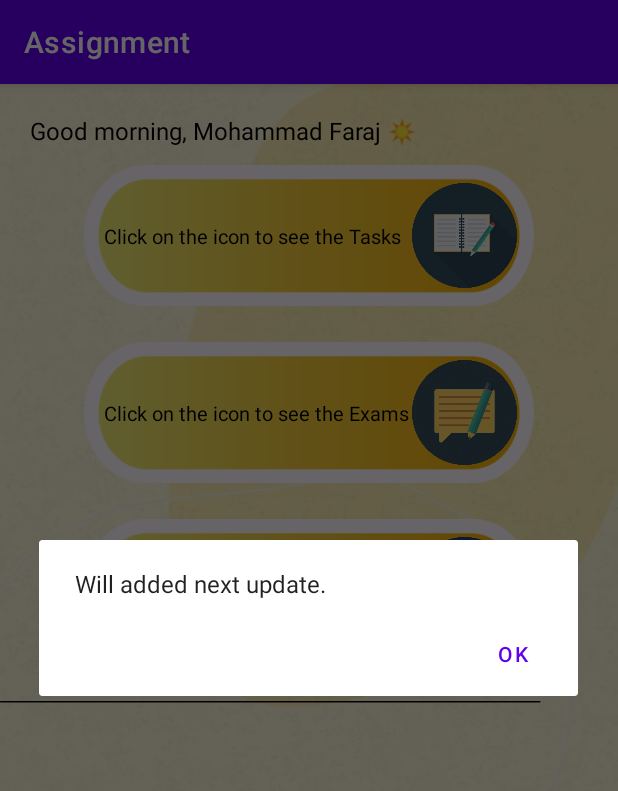
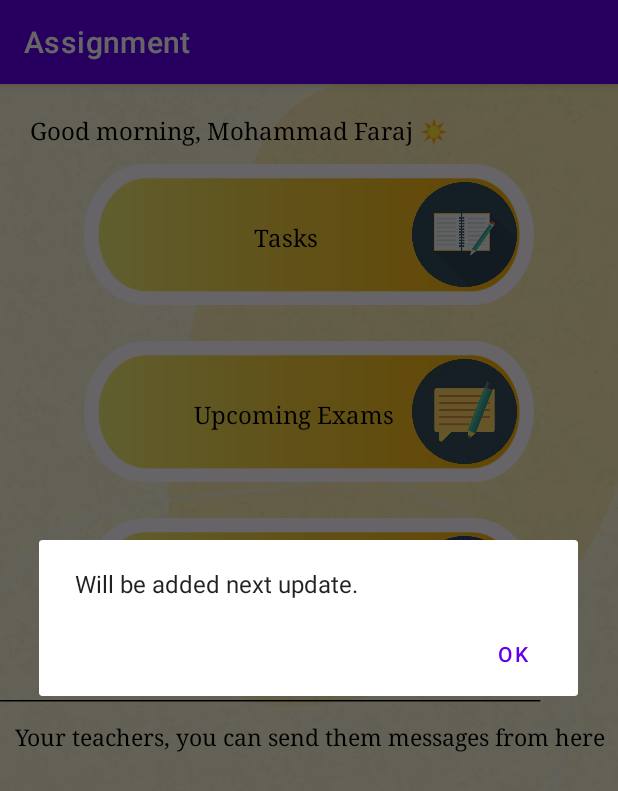
Before and after one commit to MohammadF2/assignmentFix, an Android app: the screen it shows after launch (MainActivity), after a tap on "FirstImageDiscription", on a phone screen of 412 x 824 dp. Shown: the top 791 px of the screen. Run offline under Robolectric (Android 15) with nearby library versions, the phone set to English and light mode, and no system bars.

Commit message:
Updated the Buttons

```diff
--- a/app/src/main/java/xyz/mohammadf/assignmentfix/MainActivity.java
+++ b/app/src/main/java/xyz/mohammadf/assignmentfix/MainActivity.java
@@ -42,7 +42,7 @@ public class MainActivity extends AppCompatActivity {
     public void billClick(View view) {
 
         AlertDialog.Builder builder1 = new AlertDialog.Builder(this);
-        builder1.setMessage("Will added next update.");
+        builder1.setMessage("Will be added next update.");
         builder1.setCancelable(true);
 
         builder1.setPositiveButton(
@@ -61,7 +61,7 @@ public class MainActivity extends AppCompatActivity {
     public void taskClick(View view) {
 
         AlertDialog.Builder builder1 = new AlertDialog.Builder(this);
-        builder1.setMessage("Will added next update.");
+        builder1.setMessage("Will be added next update.");
         builder1.setCancelable(true);
 
         builder1.setPositiveButton(
@@ -81,7 +81,7 @@ public class MainActivity extends AppCompatActivity {
     public void examClick(View view) {
 
         AlertDialog.Builder builder1 = new AlertDialog.Builder(this);
-        builder1.setMessage("Will added next update.");
+        builder1.setMessage("Will be added next update.");
         builder1.setCancelable(true);
 
         builder1.setPositiveButton(
@@ -100,7 +100,7 @@ public class MainActivity extends AppCompatActivity {
     public void gradesClick(View view) {
 
         AlertDialog.Builder builder1 = new AlertDialog.Builder(this);
-        builder1.setMessage("Will added next update.");
+        builder1.setMessage("Will be added next update.");
         builder1.setCancelable(true);
 
         builder1.setPositiveButton(
--- a/app/src/main/res/layout/activity_main.xml
+++ b/app/src/main/res/layout/activity_main.xml
@@ -19,6 +19,7 @@
             android:id="@+id/greetingText"
             style="@style/Main"
             android:layout_width="wrap_content"
+            android:fontFamily="serif"
             android:paddingStart="20dp"
             android:paddingTop="20dp"
             android:text="@string/Test_Greeting"
@@ -39,6 +40,7 @@
             android:layout_width="300dp"
             android:layout_height="118dp"
             android:contentDescription="@string/firstimagediscription"
+            android:onClick="taskClick"
             android:src="@drawable/homework_1" />
 
         <ImageView
@@ -51,13 +53,16 @@
             android:src="@drawable/first" />
 
         <TextView
-            android:layout_width="match_parent"
+            android:layout_width="213dp"
             android:layout_height="match_parent"
+            android:fontFamily="serif"
+            android:onClick="taskClick"
             android:paddingStart="13dp"
             android:paddingTop="50dp"
             android:text="@string/click_on_the_icon"
             android:textColor="@color/black"
-            android:textSize="13sp" />
+            android:textSize="16dp"
+            android:translationX="100dp" />
     </FrameLayout>
 
     <FrameLayout
@@ -69,6 +74,7 @@
             style="@style/Main"
             android:layout_width="300dp"
             android:layout_height="118dp"
+            android:onClick="examClick"
             android:contentDescription="@string/firstimagediscription"
             android:src="@drawable/quiz_1" />
 
@@ -84,11 +90,15 @@
         <TextView
             android:layout_width="match_parent"
             android:layout_height="match_parent"
+            android:layout_gravity="center"
+            android:fontFamily="serif"
+            android:onClick="examClick"
             android:paddingStart="13dp"
             android:paddingTop="50dp"
             android:text="@string/click_on_the_icon2"
             android:textColor="@color/black"
-            android:textSize="13sp" />
+            android:textSize="16dp"
+            android:translationX="60dp" />
 
     </FrameLayout>
 
@@ -101,6 +111,7 @@
             style="@style/Main"
             android:layout_width="300dp"
             android:layout_height="118dp"
+            android:onClick="gradesClick"
             android:contentDescription="@string/firstimagediscription"
             android:src="@drawable/calender_1" />
 
@@ -116,11 +127,14 @@
         <TextView
             android:layout_width="match_parent"
             android:layout_height="match_parent"
+            android:fontFamily="serif"
+            android:onClick="gradesClick"
             android:paddingStart="13dp"
             android:paddingTop="50dp"
             android:text="@string/click_on_the_icon3"
             android:textColor="@color/black"
-            android:textSize="13sp" />
+            android:textSize="16dp"
+            android:translationX="100dp" />
     </FrameLayout>
 
     <TextView
@@ -129,4 +143,21 @@
         android:text="@string/line"
         android:textColor="@color/black" />
 
+    <FrameLayout
+        android:layout_width="match_parent"
+        android:layout_height="match_parent">
+
+        <TextView
+            android:layout_width="match_parent"
+            android:layout_height="match_parent"
+            android:fontFamily="serif"
+            android:paddingLeft="10dp"
+            android:paddingTop="10dp"
+            android:text="@string/Bottom_message"
+            android:textColor="@color/black"
+            android:textSize="15dp" />
+
+
+        </FrameLayout>
+
 </LinearLayout>
--- a/app/src/main/res/values/strings.xml
+++ b/app/src/main/res/values/strings.xml
@@ -2,8 +2,9 @@
     <string name="app_name">Assignment</string>
     <string name="Test_Greeting">Good morning, Mohammad Faraj ☀️</string>
     <string name="firstimagediscription">FirstImageDiscription</string>
-    <string name="click_on_the_icon">Click on the icon to see the Tasks</string>
-    <string name="click_on_the_icon2">Click on the icon to see the Exams</string>
-    <string name="click_on_the_icon3">Click on the icon to see the Grades</string>
+    <string name="click_on_the_icon">Tasks</string>
+    <string name="click_on_the_icon2">Upcoming Exams</string>
+    <string name="click_on_the_icon3">Grades</string>
     <string name="line">____________________________________________________________</string>
+    <string name="Bottom_message">Your teachers, you can send them messages from here</string>
 </resources>
```
